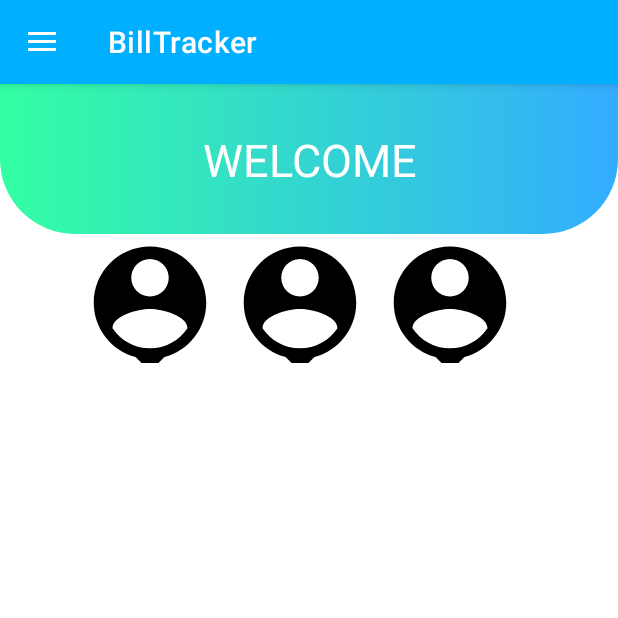
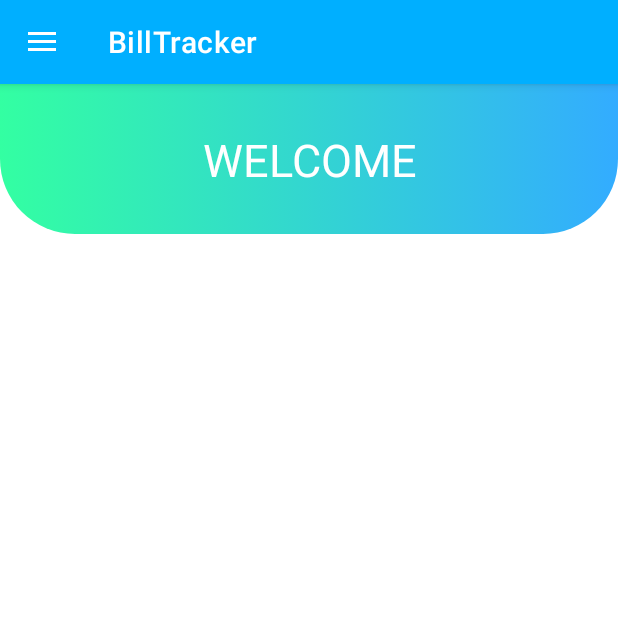
Before and after one commit to SankalpaLokuliyanage/BillTracker, an Android app: the HomeFragment screen opened directly, with no data from a screen before it, on a phone screen of 412 x 824 dp, the top half of it. Run offline under Robolectric (Android 15) with nearby library versions, the phone set to English and light mode, and no system bars; our stand-ins replace Firebase (no records; nobody signed in at launch, a user with empty details on screens opened directly); 2 statements that could not run were skipped.

Commit message:
Change home fragment

```diff
--- a/app/src/main/java/com/example/billtrackermobile/HomeFragment.java
+++ b/app/src/main/java/com/example/billtrackermobile/HomeFragment.java
@@ -6,6 +6,7 @@ import android.os.Bundle;
 
 import androidx.annotation.NonNull;
 import androidx.fragment.app.Fragment;
+import androidx.recyclerview.widget.RecyclerView;
 
 import android.view.LayoutInflater;
 import android.view.View;
@@ -13,6 +14,7 @@ import android.view.ViewGroup;
 import android.widget.TextView;
 
 
+import com.example.billtrackermobile.models.TitleCategories;
 import com.example.billtrackermobile.models.userModels;
 import com.google.firebase.auth.FirebaseAuth;
 import com.google.firebase.database.DataSnapshot;
@@ -21,14 +23,19 @@ import com.google.firebase.database.FirebaseDatabase;
 import com.google.firebase.database.ValueEventListener;
 
 import java.util.ArrayList;
+import java.util.List;
 
 
 public class HomeFragment extends Fragment {
 
     TextView number;
 
+    RecyclerView titlesrec;
+
     FirebaseAuth auth;
     FirebaseDatabase database;
+
+    List<TitleCategories> titleCategoriesList;
 
 
     @Override
--- a/app/src/main/res/layout/fragment_home.xml
+++ b/app/src/main/res/layout/fragment_home.xml
@@ -5,6 +5,8 @@
     android:layout_height="match_parent"
     xmlns:app="http://schemas.android.com/apk/res-auto"
     tools:context=".HomeFragment">
+
+
 
 
     <LinearLayout
@@ -28,32 +30,46 @@
 
     </LinearLayout>
 
-    <LinearLayout
-        android:layout_width="wrap_content"
+
+    <androidx.recyclerview.widget.RecyclerView
+        android:layout_below="@+id/linearlayout_numbertext"
+        android:layout_width="match_parent"
         android:layout_height="wrap_content"
-        android:layout_alignBottom="@+id/linearlayout_numbertext"
-        android:layout_marginTop="100dp"
-        android:layout_marginStart="50dp"
-        android:layout_marginEnd="50dp"
-        android:layout_marginBottom="-86dp">
+        android:layout_margin="5dp"
+        android:id="@+id/titles"/>
 
-        <ImageView
-            android:layout_width="100dp"
-            android:layout_height="100dp"
-            android:src="@drawable/profile" />
-
-        <ImageView
-            android:layout_width="100dp"
-            android:layout_height="100dp"
-            android:src="@drawable/profile" />
-
-        <ImageView
-            android:layout_width="100dp"
-            android:layout_height="100dp"
-            android:src="@drawable/profile" />
+<!--    <LinearLayout-->
+<!--        android:layout_width="wrap_content"-->
+<!--        android:layout_height="wrap_content"-->
+<!--        android:layout_alignBottom="@+id/linearlayout_numbertext"-->
+<!--        android:layout_marginTop="100dp"-->
+<!--        android:layout_marginStart="10dp"-->
+<!--        android:layout_marginEnd="10dp"-->
+<!--        android:layout_marginBottom="-86dp">-->
 
 
-    </LinearLayout>
+<!--        <ImageView-->
+<!--            android:layout_width="100dp"-->
+<!--            android:layout_height="wrap_content"-->
+<!--            android:src="@drawable/apply" />-->
+
+<!--        <ImageView-->
+<!--            android:layout_width="100dp"-->
+<!--            android:layout_height="100dp"-->
+<!--            android:src="@drawable/profile" />-->
+
+<!--        <ImageView-->
+<!--            android:layout_width="100dp"-->
+<!--            android:layout_height="100dp"-->
+<!--            android:src="@drawable/profile" />-->
+<!--        <ImageView-->
+<!--            android:layout_width="100dp"-->
+<!--            android:layout_height="100dp"-->
+<!--            android:src="@drawable/profile" />-->
+
+
+<!--    </LinearLayout>-->
+
 
 
 </RelativeLayout>
```
